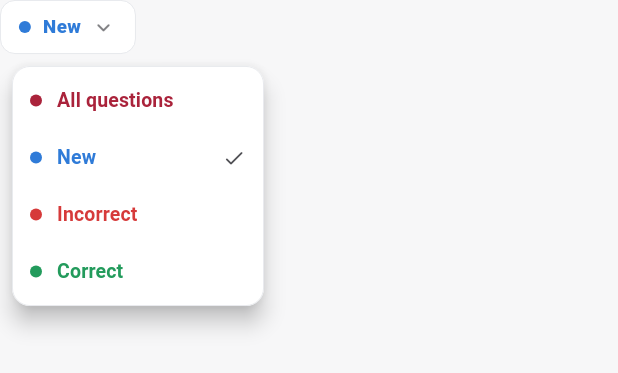
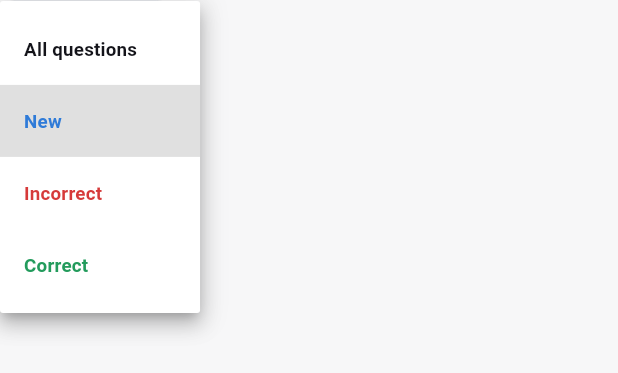
Before and after one commit to professorDeveloper/satashkent, a Flutter app: the QuestionsStatusDropdown widget shown alone on an empty page, opened directly with empty values, after a tap on "New", on a phone screen of 412 x 824 dp. Shown: the top 373 px of the screen. Run offline on Flutter 3.47's test engine with Material 3 defaults, Android fonts, the phone set to English and light mode, and no system bars; our stand-ins replace cached_network_image, dio, easy_localization, equatable, flutter_animate, flutter_bloc and 11 more; accounts and stored records are empty; network calls fail.

Commit message:
Refactor question status representation to use a dropdown menu for improved usability

```diff
--- a/lib/features/questions/presentation/widgets/questions_status_dropdown.dart
+++ b/lib/features/questions/presentation/widgets/questions_status_dropdown.dart
@@ -17,143 +17,87 @@ class QuestionsStatusDropdown extends StatelessWidget {
   @override
   Widget build(BuildContext context) {
     final scheme = Theme.of(context).colorScheme;
-    final options = _options();
-    final current =
-        options.firstWhere((o) => o.status == value, orElse: () => options.first);
-    return PopupMenuButton<QuestionStatus?>(
-      tooltip: '',
-      position: PopupMenuPosition.under,
-      offset: const Offset(0, 8),
-      color: scheme.surface,
-      elevation: 6,
-      shape: RoundedRectangleBorder(
-        borderRadius: BorderRadius.circular(12),
-        side: BorderSide(color: Theme.of(context).dividerColor, width: 0.6),
-      ),
-      padding: EdgeInsets.zero,
-      menuPadding: const EdgeInsets.symmetric(vertical: 4),
-      itemBuilder: (_) => [
-        for (final option in options)
-          PopupMenuItem<QuestionStatus?>(
-            value: option.status,
-            height: 38,
-            padding: const EdgeInsets.symmetric(horizontal: 12),
-            child: _MenuItem(option: option, selected: option.status == value),
-          ),
-      ],
-      onSelected: onChanged,
-      child: Container(
+    return Container(
       height: 36,
-        padding: const EdgeInsets.symmetric(horizontal: 12),
+      padding: const EdgeInsets.symmetric(horizontal: 10),
       decoration: BoxDecoration(
         color: scheme.surface,
         borderRadius: BorderRadius.circular(10),
-          border:
-              Border.all(color: Theme.of(context).dividerColor, width: 0.6),
+        border: Border.all(color: Theme.of(context).dividerColor, width: 0.6),
       ),
-        child: Row(
-          mainAxisSize: MainAxisSize.min,
-          children: [
-            _Dot(color: current.color),
-            const SizedBox(width: 8),
-            Text(
-              current.label,
-              style: TextStyle(
+      child: DropdownButtonHideUnderline(
+        child: DropdownButton<QuestionStatus?>(
+          value: value,
+          isDense: true,
+          icon: Icon(
+            Icons.keyboard_arrow_down_rounded,
+            size: 18,
+            color: scheme.onSurface.withValues(alpha: 0.6),
+          ),
+          selectedItemBuilder: (_) => [
+            _selectedText('allQuestions'.tr(), scheme.onSurface),
+            _selectedText(
+              QuestionLabels.status(QuestionStatus.newOne),
+              const Color(0xFF2F7BD8),
+            ),
+            _selectedText(
+              QuestionLabels.status(QuestionStatus.wrong),
+              const Color(0xFFD63A3A),
+            ),
+            _selectedText(
+              QuestionLabels.status(QuestionStatus.correct),
+              const Color(0xFF239B5C),
+            ),
+          ],
+          items: [
+            DropdownMenuItem(
+              value: null,
+              child: Text(
+                'allQuestions'.tr(),
+                style: const TextStyle(
                   fontSize: 12.5,
-                fontWeight: FontWeight.w800,
-                color: current.color,
+                  fontWeight: FontWeight.w700,
                 ),
               ),
-            const SizedBox(width: 6),
-            Icon(
-              Icons.keyboard_arrow_down_rounded,
-              size: 18,
-              color: scheme.onSurface.withValues(alpha: 0.55),
             ),
+            _statusItem(QuestionStatus.newOne, const Color(0xFF2F7BD8)),
+            _statusItem(QuestionStatus.wrong, const Color(0xFFD63A3A)),
+            _statusItem(QuestionStatus.correct, const Color(0xFF239B5C)),
           ],
+          onChanged: onChanged,
         ),
       ),
     );
   }
 
-  List<_StatusOption> _options() => [
-        _StatusOption(
-          status: null,
-          label: 'allQuestions'.tr(),
-          color: AppColors.brand,
+  Widget _selectedText(String text, Color color) {
+    return Align(
+      alignment: Alignment.centerLeft,
+      child: Text(
+        text,
+        style: TextStyle(
+          fontSize: 12.5,
+          fontWeight: FontWeight.w700,
+          color: color,
         ),
-        _StatusOption(
-          status: QuestionStatus.newOne,
-          label: QuestionLabels.status(QuestionStatus.newOne),
-          color: const Color(0xFF2F7BD8),
       ),
-        _StatusOption(
-          status: QuestionStatus.wrong,
-          label: QuestionLabels.status(QuestionStatus.wrong),
-          color: const Color(0xFFD63A3A),
-        ),
-        _StatusOption(
-          status: QuestionStatus.correct,
-          label: QuestionLabels.status(QuestionStatus.correct),
-          color: const Color(0xFF239B5C),
-        ),
-      ];
+    );
   }
 
-class _StatusOption {
-  final QuestionStatus? status;
-  final String label;
-  final Color color;
-  const _StatusOption({
-    required this.status,
-    required this.label,
-    required this.color,
-  });
-}
-
-class _MenuItem extends StatelessWidget {
-  final _StatusOption option;
-  final bool selected;
-  const _MenuItem({required this.option, required this.selected});
-
-  @override
-  Widget build(BuildContext context) {
-    final scheme = Theme.of(context).colorScheme;
-    return Row(
-      children: [
-        _Dot(color: option.color),
-        const SizedBox(width: 10),
-        Expanded(
+  DropdownMenuItem<QuestionStatus?> _statusItem(
+    QuestionStatus status,
+    Color color,
+  ) {
+    return DropdownMenuItem<QuestionStatus?>(
+      value: status,
       child: Text(
-            option.label,
+        QuestionLabels.status(status),
         style: TextStyle(
-              fontSize: 13,
+          fontSize: 12.5,
           fontWeight: FontWeight.w700,
-              color: option.color,
+          color: color,
         ),
       ),
-        ),
-        if (selected)
-          Icon(
-            Icons.check_rounded,
-            size: 16,
-            color: scheme.onSurface.withValues(alpha: 0.75),
-          ),
-      ],
-    );
-  }
-}
-
-class _Dot extends StatelessWidget {
-  final Color color;
-  const _Dot({required this.color});
-
-  @override
-  Widget build(BuildContext context) {
-    return Container(
-      width: 8,
-      height: 8,
-      decoration: BoxDecoration(color: color, shape: BoxShape.circle),
     );
   }
 }
```
Lines whose indentation alone changed are shown as unchanged.
